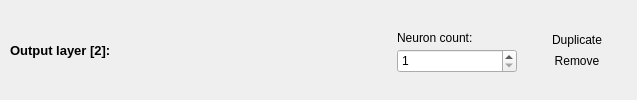
Before: the Qt Designer form GuiPartUi/LayerEditWidget.ui in kacerpetr/NNCreator, drawn with Qt 5.
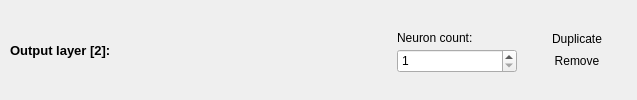
After: the same form once the commit is applied. Icons and pictures are not drawn.

Commit message: Look of tool buttons improved

```diff
--- a/GuiPartUi/LayerEditWidget.ui
+++ b/GuiPartUi/LayerEditWidget.ui
@@ -219,7 +219,7 @@
          </spacer>
         </item>
         <item>
-         <widget class="QToolButton" name="duplicateButton">
+         <widget class="QPushButton" name="duplicateButton">
           <property name="minimumSize">
            <size>
             <width>100</width>
@@ -248,19 +248,13 @@
             <height>22</height>
            </size>
           </property>
-          <property name="popupMode">
-           <enum>QToolButton::DelayedPopup</enum>
-          </property>
-          <property name="toolButtonStyle">
-           <enum>Qt::ToolButtonTextBesideIcon</enum>
-          </property>
-          <property name="autoRaise">
+          <property name="flat">
            <bool>true</bool>
           </property>
          </widget>
         </item>
         <item>
-         <widget class="QToolButton" name="removeButton">
+         <widget class="QPushButton" name="removeButton">
           <property name="minimumSize">
            <size>
             <width>100</width>
@@ -289,13 +283,7 @@
             <height>22</height>
            </size>
           </property>
-          <property name="popupMode">
-           <enum>QToolButton::DelayedPopup</enum>
-          </property>
-          <property name="toolButtonStyle">
-           <enum>Qt::ToolButtonTextBesideIcon</enum>
-          </property>
-          <property name="autoRaise">
+          <property name="flat">
            <bool>true</bool>
           </property>
          </widget>
```
The commit also changes 7 other files.
